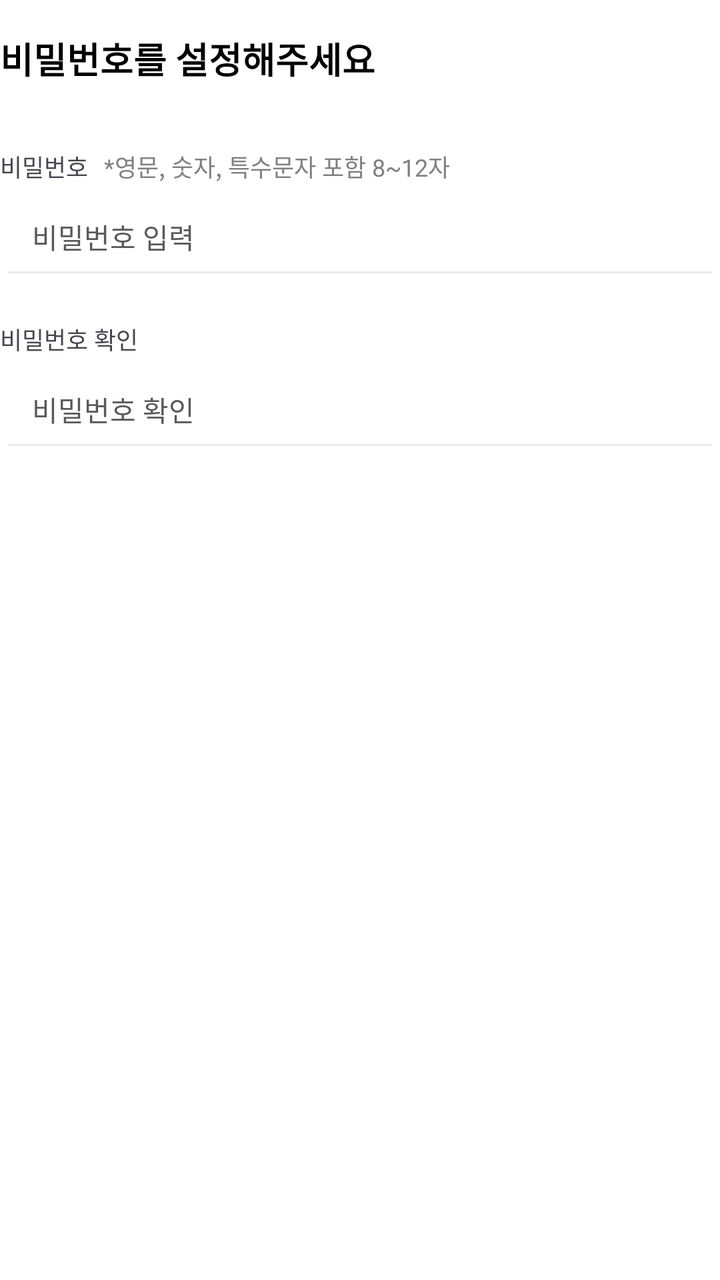
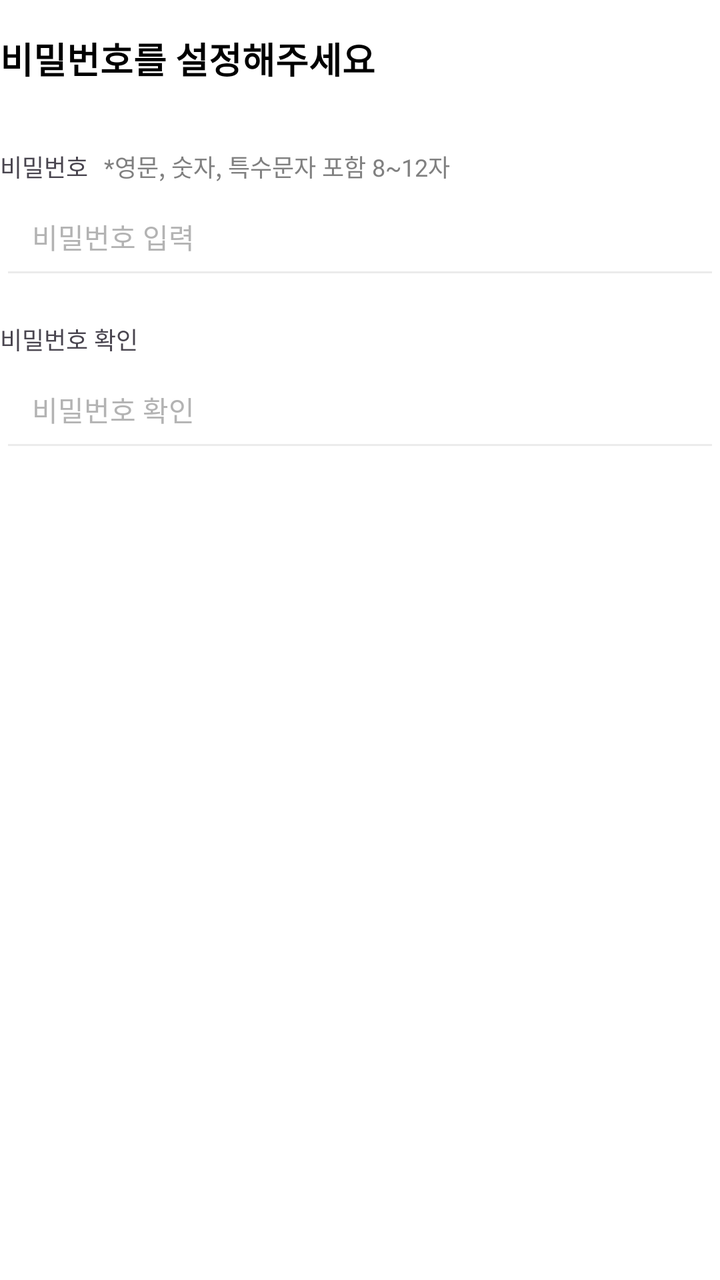

Compare the two renders of this Android layout. The source of the first and the diff that turns it into the second are given below.
<!-- AndroidManifest.xml: application theme Theme.CircleOn -->
<!-- res/layout/fragment_sign_up_password.xml -->
<?xml version="1.0" encoding="utf-8"?>
<androidx.appcompat.widget.LinearLayoutCompat xmlns:android="http://schemas.android.com/apk/res/android"
    xmlns:tools="http://schemas.android.com/tools"
    android:layout_width="match_parent"
    android:layout_height="match_parent"
    android:orientation="vertical"
    android:background="@color/white"
    tools:context=".view.screen.login.SignUpPasswordFragment">

    <androidx.appcompat.widget.AppCompatTextView
        android:layout_width="wrap_content"
        android:layout_height="wrap_content"
        android:paddingVertical="@dimen/margin_padding_large"
        android:text="@string/content_title_3"
        android:textAppearance="@style/content_title"/>

    <androidx.appcompat.widget.LinearLayoutCompat
        android:layout_width="match_parent"
        android:layout_height="wrap_content"
        android:layout_marginTop="@dimen/margin_padding_large"
        android:orientation="vertical">

        <androidx.appcompat.widget.LinearLayoutCompat
            android:layout_width="wrap_content"
            android:layout_height="wrap_content"
            android:orientation="horizontal">

            <androidx.appcompat.widget.AppCompatTextView
                android:layout_width="wrap_content"
                android:layout_height="wrap_content"
                android:text="@string/text_password"
                android:textSize="@dimen/text_size_small"/>

            <androidx.appcompat.widget.AppCompatTextView
                android:id="@+id/txtPasswordValidation"
                android:layout_width="wrap_content"
                android:layout_height="wrap_content"
                android:layout_marginStart="@dimen/margin_padding_small"
                android:text="@string/condition_password"
                android:textColor="@color/grey_6"
                android:textSize="@dimen/text_size_small"/>

        </androidx.appcompat.widget.LinearLayoutCompat>

        <androidx.appcompat.widget.AppCompatEditText
            android:id="@+id/edtPassword"
            android:layout_width="match_parent"
            android:layout_height="wrap_content"
            android:padding="@dimen/margin_padding_large"
            android:maxLines="1"
            android:maxLength="30"
            android:inputType="textEmailAddress"
            android:hint="@string/hint_password_check"
            android:textColorHint="@color/grey_7"
            android:textSize="@dimen/text_size_default"
            android:backgroundTint="@drawable/selector_edit_text"
            />

    </androidx.appcompat.widget.LinearLayoutCompat>

    <androidx.appcompat.widget.LinearLayoutCompat
        android:layout_width="match_parent"
        android:layout_height="wrap_content"
        android:layout_marginTop="@dimen/margin_padding_large"
        android:orientation="vertical">

        <androidx.appcompat.widget.LinearLayoutCompat
            android:layout_width="wrap_content"
            android:layout_height="wrap_content"
            android:orientation="horizontal">

            <androidx.appcompat.widget.AppCompatTextView
                android:layout_width="wrap_content"
                android:layout_height="wrap_content"
                android:text="@string/text_password_check"
                android:textSize="@dimen/text_size_small"/>

            <androidx.appcompat.widget.AppCompatTextView
                android:id="@+id/txtPasswordCheckValidation"
                android:layout_width="wrap_content"
                android:layout_height="wrap_content"
                android:layout_marginStart="@dimen/margin_padding_small"
                android:textSize="@dimen/text_size_small"
                android:textColor="@color/error"/>

        </androidx.appcompat.widget.LinearLayoutCompat>

        <androidx.appcompat.widget.AppCompatEditText
            android:id="@+id/edtPasswordCheck"
            android:layout_width="match_parent"
            android:layout_height="wrap_content"
            android:padding="@dimen/margin_padding_large"
            android:maxLines="1"
            android:maxLength="30"
            android:inputType="number"
            android:hint="@string/text_password_check"
            android:textColorHint="@color/grey_7"
            android:textSize="@dimen/text_size_default"
            android:backgroundTint="@drawable/selector_edit_text"/>

    </androidx.appcompat.widget.LinearLayoutCompat>

</androidx.appcompat.widget.LinearLayoutCompat>
<!-- resources referenced by this layout -->
<resources>
  <color name="error">#FF6666</color>
  <color name="grey_6">#808080</color>
  <color name="grey_7">#595959</color>
  <color name="white">#FFFFFFFF</color>
  <dimen name="margin_padding_large">16dp</dimen>
  <dimen name="margin_padding_small">8dp</dimen>
  <dimen name="text_size_default">14sp</dimen>
  <dimen name="text_size_small">12sp</dimen>
  <!-- drawable selector_edit_text (drawable) -->
  <?xml version="1.0" encoding="utf-8"?>
  <selector xmlns:android="http://schemas.android.com/apk/res/android">
      <item android:state_focused="true" android:color="@color/purple_5" />
      <item android:state_focused="false" android:color="@color/grey_3" />
  </selector>
  <string name="condition_password">*영문, 숫자, 특수문자 포함 8~12자</string>
  <string name="content_title_3">비밀번호를 설정해주세요</string>
  <string name="hint_password_check">비밀번호 입력</string>
  <string name="text_password">비밀번호</string>
  <string name="text_password_check">비밀번호 확인</string>
  <style name="content_title">
          <item name="android:textSize">@dimen/text_size_extremely_large</item>
          <item name="android:textStyle">bold</item>
      </style>
  <style name="Theme.CircleOn" parent="Base.Theme.CircleOn" />
  <color name="purple_5">#573CDD</color>
  <color name="grey_3">#EBEBEB</color>
  <dimen name="text_size_extremely_large">18sp</dimen>
  <style name="Base.Theme.CircleOn" parent="Theme.Material3.DayNight.NoActionBar">
          <item name="android:statusBarColor">@color/grey_1</item>
      </style>
  <color name="grey_1">#E2E1E1</color>
</resources>

<!-- the commit's change to res/layout/fragment_sign_up_password.xml (unified diff, before → after) -->
@@ -49,9 +49,9 @@
             android:padding="@dimen/margin_padding_large"
             android:maxLines="1"
             android:maxLength="30"
-            android:inputType="textEmailAddress"
+            android:inputType="textPassword"
             android:hint="@string/hint_password_check"
-            android:textColorHint="@color/grey_7"
+            android:textColorHint="@color/grey_5"
             android:textSize="@dimen/text_size_default"
             android:backgroundTint="@drawable/selector_edit_text"
             />
@@ -92,9 +92,9 @@
             android:padding="@dimen/margin_padding_large"
             android:maxLines="1"
             android:maxLength="30"
-            android:inputType="number"
+            android:inputType="textPassword"
             android:hint="@string/text_password_check"
-            android:textColorHint="@color/grey_7"
+            android:textColorHint="@color/grey_5"
             android:textSize="@dimen/text_size_default"
             android:backgroundTint="@drawable/selector_edit_text"/>
 
<!-- resource entries referenced after the edit -->
@@ -1,8 +1,8 @@
 <!-- resources referenced by this layout -->
 <resources>
   <color name="error">#FF6666</color>
+  <color name="grey_5">#B3B3B3</color>
   <color name="grey_6">#808080</color>
-  <color name="grey_7">#595959</color>
   <color name="white">#FFFFFFFF</color>
   <dimen name="margin_padding_large">16dp</dimen>
   <dimen name="margin_padding_small">8dp</dimen>
